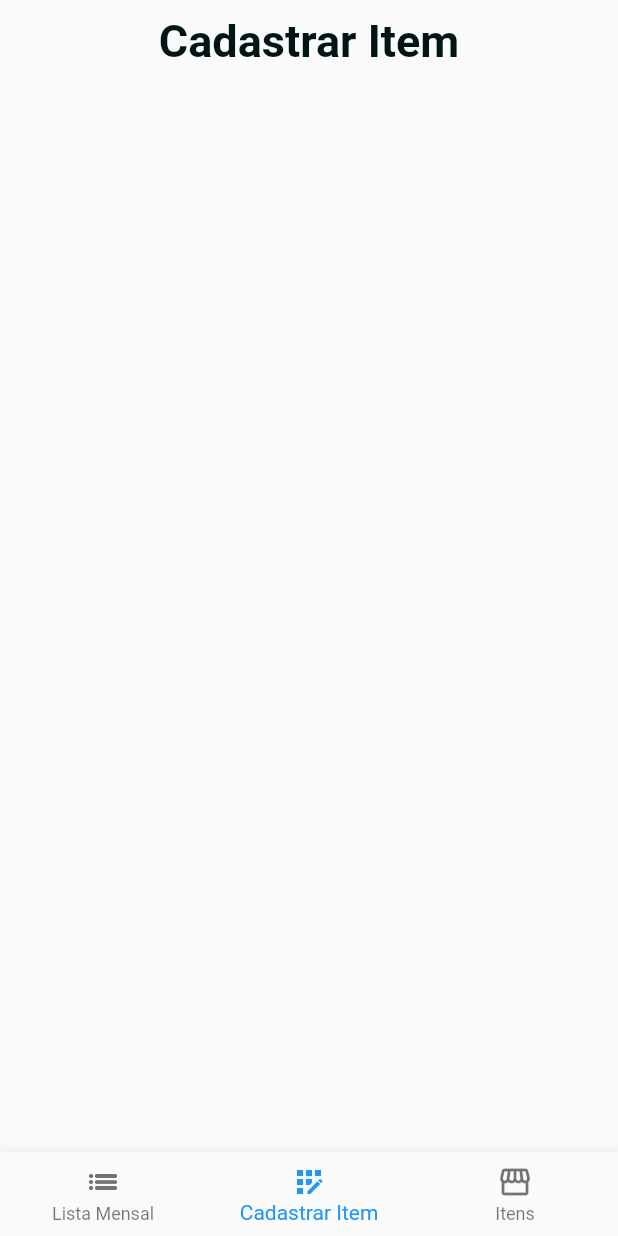
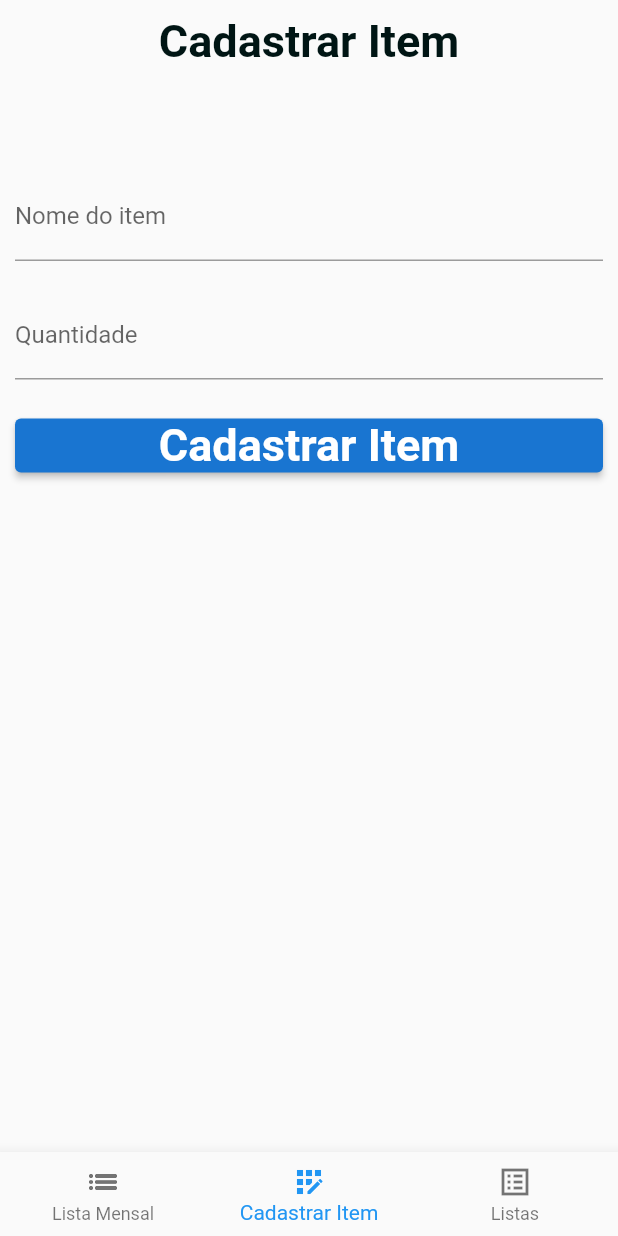
Before and after one commit to IsaiasFMAlcantara/Shopping_list, a Flutter app: the aux_HomeScreen screen opened directly, item 2 of the bottom bar chosen, on a phone screen of 412 x 824 dp. Run offline on Flutter 3.47's test engine with Material 2 defaults, Android fonts, the phone set to English and light mode, and no system bars; our stand-ins replace cloud_firestore, firebase_auth, firebase_core, get; accounts and stored records are empty; Roboto replaces fonts that are missing (Arial).

Commit message:
subindo atualizacao

```diff
--- a/lib/view/aux_cadastraritem.dart
+++ /dev/null
@@ -1,33 +0,0 @@
-import 'package:flutter/material.dart';
-
-import '../custom/customText.dart';
-import '../utils/colors.dart';
-
-class Aux_CadastrarItem extends StatefulWidget {
-  const Aux_CadastrarItem({super.key});
-
-  @override
-  State<Aux_CadastrarItem> createState() => _Aux_CadastrarItemState();
-}
-
-class _Aux_CadastrarItemState extends State<Aux_CadastrarItem> {
-  @override
-  Widget build(BuildContext context) {
-    return Scaffold(
-      body: Padding(
-        padding: const EdgeInsets.all(10),
-        child: Column(
-          children: [
-            CustomText(
-              title: 'Cadastrar Item',
-              color: ColorsCoworking.textpage,
-            ),
-            SizedBox(
-              height: 50,
-            ),
-          ],
-        ),
-      ),
-    );
-  }
-}
--- /dev/null
+++ b/lib/view/aux_cadastrarlista.dart
@@ -0,0 +1,129 @@
+import 'package:flutter/material.dart';
+
+import '../custom/customText.dart';
+import '../utils/colors.dart';
+
+class Aux_CadastrarLista extends StatefulWidget {
+  const Aux_CadastrarLista({super.key});
+
+  @override
+  State<Aux_CadastrarLista> createState() => _Aux_CadastrarListaState();
+}
+
+class _Aux_CadastrarListaState extends State<Aux_CadastrarLista> {
+  final _formkey = GlobalKey<FormState>();
+  bool _formValido = false;
+  TextEditingController _nomeitem = TextEditingController();
+  TextEditingController _quantidade = TextEditingController();
+
+  void _validacaoFormulario() {
+    _formkey.currentState?.validate();
+  }
+
+  String _validarEntrada(String? mensagem) {
+    if (mensagem == null || mensagem.isEmpty) {
+      return 'Preencha o campo';
+    } else {
+      return 'Campo preenchido';
+    }
+  }
+
+  @override
+  void initState() {
+    super.initState();
+    _nomeitem.addListener(_validacaoFormulario);
+    _quantidade.addListener(_validacaoFormulario);
+  }
+
+  @override
+  void dispose() {
+    super.dispose();
+    _nomeitem.removeListener(_validacaoFormulario);
+    _quantidade.removeListener(_validacaoFormulario);
+  }
+
+  @override
+  Widget build(BuildContext context) {
+    return Scaffold(
+      body: Padding(
+        padding: const EdgeInsets.all(10),
+        child: Column(
+          children: [
+            CustomText(
+              title: 'Cadastrar Item',
+              color: ColorsCoworking.textpage,
+            ),
+            SizedBox(
+              height: 50,
+            ),
+            Form(
+              key: _formkey,
+              child: Column(
+                children: [
+                  SizedBox(
+                    height: 20,
+                  ),
+                  TextFormField(
+                    autovalidateMode: AutovalidateMode.onUserInteraction,
+                    controller: _nomeitem,
+                    decoration: InputDecoration(
+                      errorStyle: TextStyle(
+                          color: _formValido ? Colors.blue : Colors.red),
+                      errorBorder: OutlineInputBorder(
+                        borderSide: BorderSide(
+                            color: _formValido ? Colors.blue : Colors.red),
+                      ),
+                      labelText: "Nome do item",
+                    ),
+                    onChanged: (value) {
+                      setState(() {
+                        _formValido = value.isNotEmpty;
+                      });
+                    },
+                    validator: _validarEntrada,
+                  ),
+                  SizedBox(
+                    height: 20,
+                  ),
+                  TextFormField(
+                    autovalidateMode: AutovalidateMode.onUserInteraction,
+                    controller: _quantidade,
+                    decoration: InputDecoration(
+                      errorStyle: TextStyle(
+                          color: _formValido ? Colors.blue : Colors.red),
+                      errorBorder: OutlineInputBorder(
+                        borderSide: BorderSide(
+                            color: _formValido ? Colors.blue : Colors.red),
+                      ),
+                      labelText: "Quantidade",
+                    ),
+                    onChanged: (value) {
+                      setState(() {
+                        _formValido = value.isNotEmpty;
+                      });
+                    },
+                    validator: _validarEntrada,
+                  ),
+                  SizedBox(
+                    height: 20,
+                  ),
+                  ElevatedButton(
+                    style: ButtonStyle(
+                      backgroundColor: MaterialStateProperty.all(
+                          ColorsCoworking.ButtonLogin),
+                    ),
+                    onPressed: () {
+                    },
+                    child: CustomText(
+                      title: 'Cadastrar Item',
+                    ),
+                  ),
+                ],
+              ),
+            ),
+          ],
+        ),
+      ),
+    );
+  }
+}
--- a/lib/view/aux_homeScreen.dart
+++ b/lib/view/aux_homeScreen.dart
@@ -1,5 +1,5 @@
 import 'package:flutter/material.dart';
-import 'package:listadecomprass/view/cadastraritem.dart';
+import 'package:listadecomprass/view/cadastrarlista.dart';
 import 'package:listadecomprass/view/itens.dart';
 import 'package:listadecomprass/view/listmensal.dart';
 
@@ -20,7 +20,7 @@ class _aux_HomeScreenState extends State<aux_HomeScreen> {
           index: _paginaSelecionada,
           children: [
             ListMensal(),
-            CadastrarItem(),
+            CadastrarLista(),
             Itens()
           ],
         ),
@@ -37,7 +37,7 @@ class _aux_HomeScreenState extends State<aux_HomeScreen> {
             BottomNavigationBarItem(
                 icon: Icon(Icons.app_registration), label: 'Cadastrar Item'),
             BottomNavigationBarItem(
-                icon: Icon(Icons.storefront), label: 'Itens'),
+                icon: Icon(Icons.list_alt_sharp), label: 'Listas'),
           ],
         ));
   }
--- a/lib/view/cadastraritem.dart
+++ /dev/null
@@ -1,16 +0,0 @@
-import 'package:flutter/material.dart';
-import 'package:listadecomprass/view/aux_cadastraritem.dart';
-
-class CadastrarItem extends StatefulWidget {
-  const CadastrarItem({Key? key}) : super(key: key);
-
-  @override
-  State<CadastrarItem> createState() => _CadastrarItemState();
-}
-
-class _CadastrarItemState extends State<CadastrarItem> {
-  @override
-  Widget build(BuildContext context) {
-    return Aux_CadastrarItem();
-  }
-}
--- /dev/null
+++ b/lib/view/cadastrarlista.dart
@@ -0,0 +1,16 @@
+import 'package:flutter/material.dart';
+import 'package:listadecomprass/view/aux_cadastrarlista.dart';
+
+class CadastrarLista extends StatefulWidget {
+  const CadastrarLista({Key? key}) : super(key: key);
+
+  @override
+  State<CadastrarLista> createState() => _CadastrarListaState();
+}
+
+class _CadastrarListaState extends State<CadastrarLista> {
+  @override
+  Widget build(BuildContext context) {
+    return Aux_CadastrarLista();
+  }
+}
```
